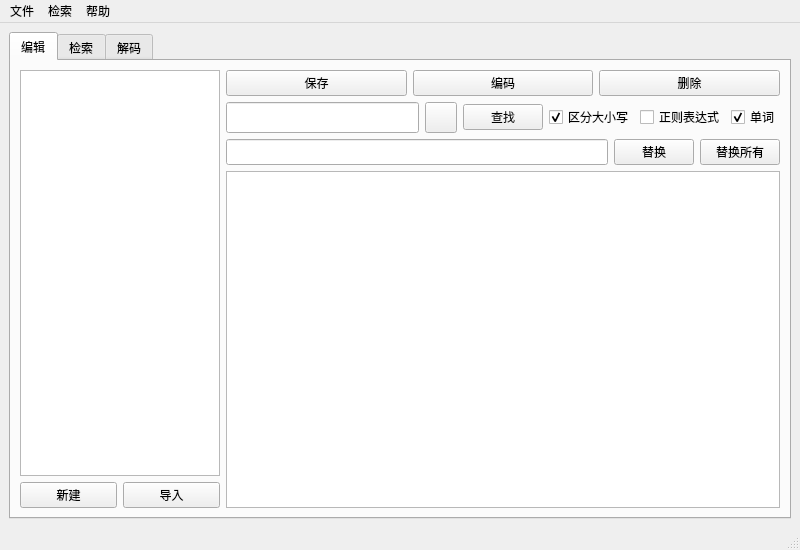
The window that ui/src/main.ui (yunowo/data-structure) describes before a commit, drawn with Qt 5.
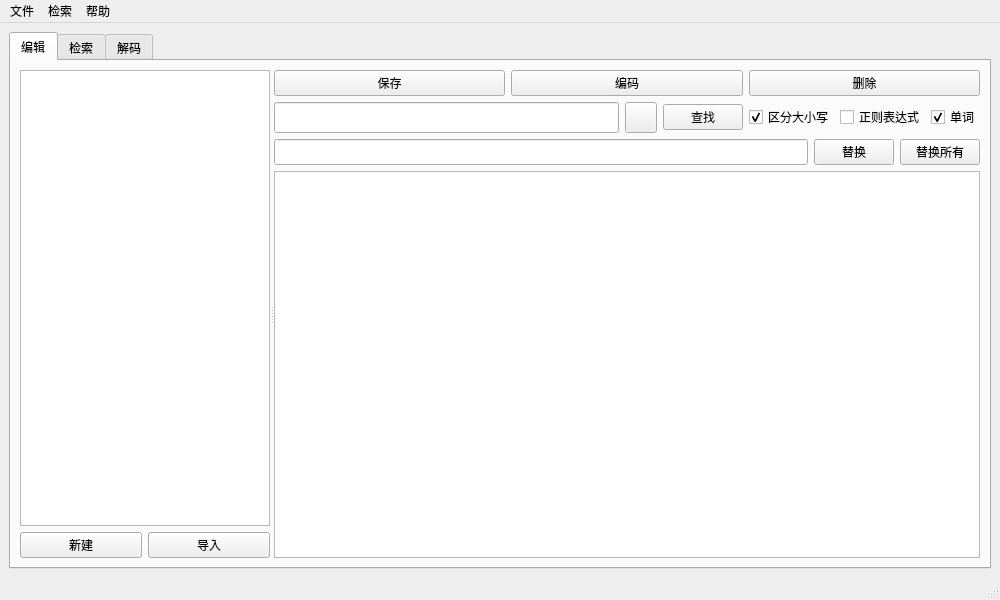
The same window after the commit. Icons and pictures are not drawn.

The edit to the form file:
```diff
--- a/ui/src/main.ui
+++ b/ui/src/main.ui
@@ -9,8 +9,8 @@
    <rect>
     <x>0</x>
     <y>0</y>
-    <width>800</width>
-    <height>550</height>
+    <width>1000</width>
+    <height>600</height>
    </rect>
   </property>
   <property name="font">
@@ -26,7 +26,7 @@
   </property>
   <widget class="QWidget" name="centralwidget">
    <layout class="QGridLayout" name="gridLayout_2">
-    <item row="1" column="0">
+    <item row="0" column="0">
      <widget class="QTabWidget" name="tabs_container">
       <property name="currentIndex">
        <number>0</number>
@@ -37,11 +37,14 @@
        </attribute>
        <layout class="QGridLayout" name="gridLayout">
         <item row="0" column="0">
-         <layout class="QHBoxLayout" name="container">
-          <item>
-           <layout class="QVBoxLayout" name="left">
-            <item>
-             <widget class="QListWidget" name="list_files">
+         <widget class="QSplitter" name="splitter_0">
+          <property name="orientation">
+           <enum>Qt::Horizontal</enum>
+          </property>
+          <property name="childrenCollapsible">
+           <bool>false</bool>
+          </property>
+          <widget class="QWidget" name="left_0" native="true">
               <property name="minimumSize">
                <size>
                 <width>200</width>
@@ -50,14 +53,29 @@
               </property>
               <property name="maximumSize">
                <size>
-                <width>200</width>
+             <width>300</width>
                 <height>16777215</height>
                </size>
               </property>
+           <layout class="QVBoxLayout" name="left_0_container">
+            <item>
+             <widget class="QTreeView" name="list_files">
+              <property name="sizeAdjustPolicy">
+               <enum>QAbstractScrollArea::AdjustToContents</enum>
+              </property>
+              <property name="editTriggers">
+               <set>QAbstractItemView::NoEditTriggers</set>
+              </property>
+              <property name="rootIsDecorated">
+               <bool>false</bool>
+              </property>
+              <property name="sortingEnabled">
+               <bool>true</bool>
+              </property>
              </widget>
             </item>
             <item>
-             <layout class="QHBoxLayout" name="container_4">
+             <layout class="QHBoxLayout" name="left_0_0">
               <item>
                <widget class="QPushButton" name="button_add">
                 <property name="text">
@@ -97,14 +115,11 @@
              </layout>
             </item>
            </layout>
-          </item>
-          <item>
+          </widget>
+          <widget class="QWidget" name="right_0" native="true">
            <layout class="QVBoxLayout" name="right">
             <item>
-             <layout class="QHBoxLayout" name="container_5">
-              <property name="bottomMargin">
-               <number>0</number>
-              </property>
+             <layout class="QHBoxLayout" name="right_0_0">
               <item>
                <widget class="QPushButton" name="button_save">
                 <property name="text">
@@ -162,13 +177,7 @@
              </layout>
             </item>
             <item>
-             <layout class="QHBoxLayout" name="container_2" stretch="0,0,0,0,0,0">
-              <property name="leftMargin">
-               <number>0</number>
-              </property>
-              <property name="bottomMargin">
-               <number>0</number>
-              </property>
+             <layout class="QHBoxLayout" name="right_0_1">
               <item>
                <widget class="QLineEdit" name="edit_search">
                 <property name="sizePolicy">
@@ -254,13 +263,7 @@
              </layout>
             </item>
             <item>
-             <layout class="QHBoxLayout" name="container_3" stretch="0,0,0">
-              <property name="leftMargin">
-               <number>0</number>
-              </property>
-              <property name="bottomMargin">
-               <number>0</number>
-              </property>
+             <layout class="QHBoxLayout" name="right_0_2">
               <item>
                <widget class="QLineEdit" name="edit_replace">
                 <property name="sizePolicy">
@@ -313,8 +316,8 @@
              <widget class="QTextEdit" name="edit_text"/>
             </item>
            </layout>
-          </item>
-         </layout>
+          </widget>
+         </widget>
         </item>
        </layout>
       </widget>
@@ -466,7 +469,7 @@
     <rect>
      <x>0</x>
      <y>0</y>
-     <width>800</width>
+     <width>1000</width>
      <height>23</height>
     </rect>
    </property>
```
Left out of the diff: 76 changed lines with no effect on the pictures. Lines whose indentation alone changed are shown as unchanged.
